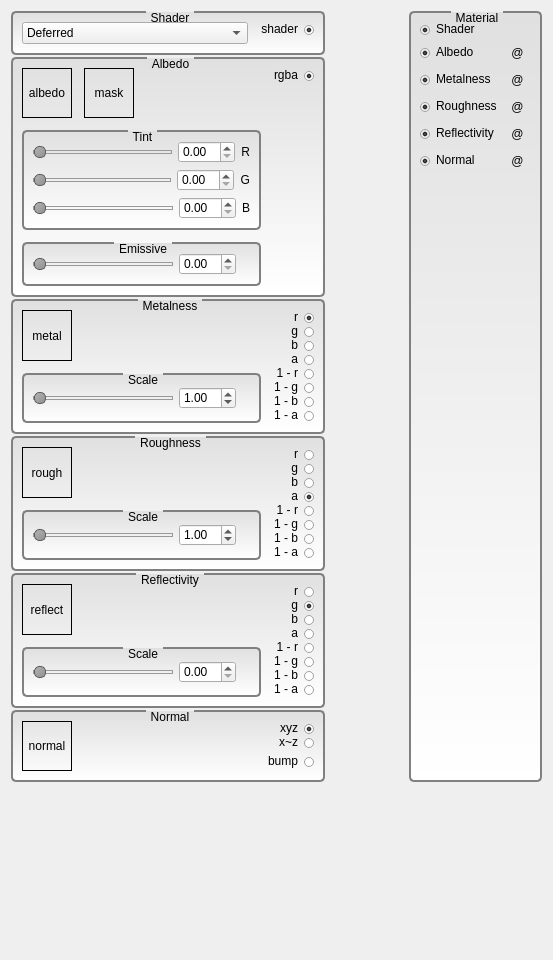
The window that src/plugins/material/materialwidget.ui (pniekamp/datum-studio) describes before a commit, drawn with Qt 5.
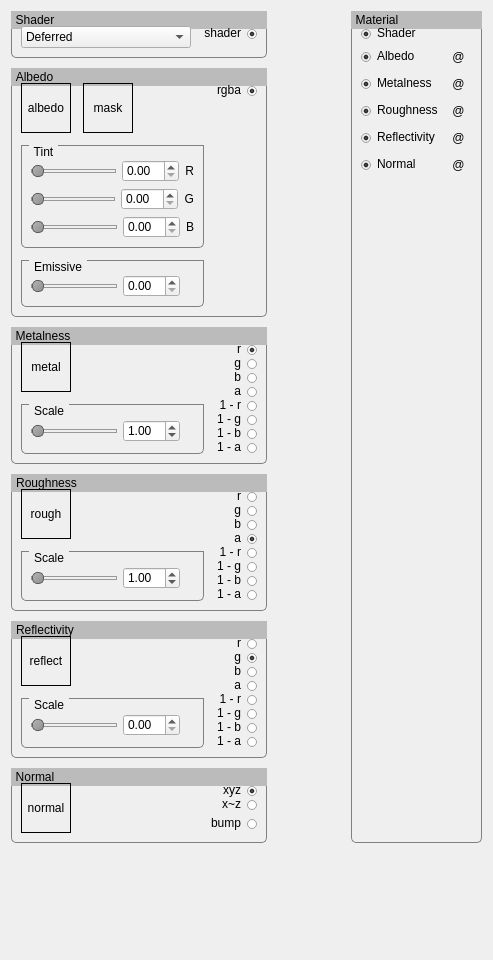
The same window after the commit. Icons and pictures are not drawn. Custom widgets are drawn as their Qt base class.

The edit to the form file:
```diff
--- a/src/plugins/material/materialwidget.ui
+++ b/src/plugins/material/materialwidget.ui
@@ -6,7 +6,7 @@
    <rect>
     <x>0</x>
     <y>0</y>
-    <width>553</width>
+    <width>493</width>
     <height>960</height>
    </rect>
   </property>
@@ -16,17 +16,18 @@
   <property name="styleSheet">
    <string notr="true">QGroupBox
 {
-    background-color: qlineargradient(x1: 0, y1: 0, x2: 0, y2: 1, stop: 0 #E0E0E0, stop: 1 #FFFFFF);
-    border: 2px solid gray;
-    border-radius: 5px;
+    border: 1px solid gray;
+    border-bottom-left-radius: 5px;
+    border-bottom-right-radius: 5px;
     margin-top: 2ex;
 }
 
 QGroupBox::title
 {
+    background: #bbb;
     subcontrol-origin: margin;
-    subcontrol-position: top center;
-    padding: 0 3px;
+    subcontrol-position: top left;
+    padding: 2px 800px 2px 3px;
 }
 
 QSlider
@@ -71,6 +72,9 @@
      </property>
      <item>
       <layout class="QVBoxLayout" name="verticalLayout">
+       <property name="spacing">
+        <number>10</number>
+       </property>
        <item>
         <widget class="QGroupBox" name="Shader">
          <property name="title">
@@ -80,6 +84,9 @@
           <property name="spacing">
            <number>12</number>
           </property>
+          <property name="topMargin">
+           <number>14</number>
+          </property>
           <item>
            <layout class="QVBoxLayout" name="verticalLayout_16">
             <item>
@@ -149,6 +156,9 @@
           <property name="spacing">
            <number>12</number>
           </property>
+          <property name="topMargin">
+           <number>14</number>
+          </property>
           <item>
            <layout class="QVBoxLayout" name="verticalLayout_2">
             <item>
@@ -226,10 +236,23 @@
             </item>
             <item>
              <widget class="QGroupBox" name="groupBox_8">
+              <property name="styleSheet">
+               <string notr="true">QGroupBox::title
+{
+    background: none;
+    subcontrol-origin: margin;
+    subcontrol-position: top left;
+    padding: 0 3px 0 3px;
+    left: 8px;
+}</string>
+              </property>
               <property name="title">
                <string>Tint</string>
               </property>
               <layout class="QVBoxLayout" name="verticalLayout_11">
+               <property name="topMargin">
+                <number>14</number>
+               </property>
                <item>
                 <layout class="QHBoxLayout" name="horizontalLayout_2">
                  <item>
@@ -364,10 +387,23 @@
             </item>
             <item>
              <widget class="QGroupBox" name="groupBox_3">
+              <property name="styleSheet">
+               <string notr="true">QGroupBox::title
+{
+    background: none;
+    subcontrol-origin: margin;
+    subcontrol-position: top left;
+    padding: 0 3px 0 3px;
+    left: 8px;
+}</string>
+              </property>
               <property name="title">
                <string>Emissive</string>
               </property>
               <layout class="QHBoxLayout" name="horizontalLayout_24">
+               <property name="topMargin">
+                <number>14</number>
+               </property>
                <item>
                 <layout class="QHBoxLayout" name="horizontalLayout_27">
                  <item>
@@ -464,6 +500,9 @@
           <property name="spacing">
            <number>12</number>
           </property>
+          <property name="topMargin">
+           <number>14</number>
+          </property>
           <item>
            <layout class="QVBoxLayout" name="verticalLayout_5">
             <item>
@@ -515,10 +554,23 @@
              <layout class="QHBoxLayout" name="horizontalLayout_10">
               <item>
                <widget class="QGroupBox" name="groupBox_5">
+                <property name="styleSheet">
+                 <string notr="true">QGroupBox::title
+{
+    background: none;
+    subcontrol-origin: margin;
+    subcontrol-position: top left;
+    padding: 0 3px 0 3px;
+    left: 8px;
+}</string>
+                </property>
                 <property name="title">
                  <string>Scale</string>
                 </property>
                 <layout class="QVBoxLayout" name="verticalLayout_6">
+                 <property name="topMargin">
+                  <number>14</number>
+                 </property>
                  <item>
                   <layout class="QHBoxLayout" name="horizontalLayout_11">
                    <item>
@@ -735,6 +787,9 @@
           <property name="spacing">
            <number>12</number>
           </property>
+          <property name="topMargin">
+           <number>14</number>
+          </property>
           <item>
            <layout class="QVBoxLayout" name="verticalLayout_8">
             <item>
@@ -786,10 +841,23 @@
              <layout class="QHBoxLayout" name="horizontalLayout_14">
               <item>
                <widget class="QGroupBox" name="groupBox_7">
+                <property name="styleSheet">
+                 <string notr="true">QGroupBox::title
+{
+    background: none;
+    subcontrol-origin: margin;
+    subcontrol-position: top left;
+    padding: 0 3px 0 3px;
+    left: 8px;
+}</string>
+                </property>
                 <property name="title">
                  <string>Scale</string>
                 </property>
                 <layout class="QVBoxLayout" name="verticalLayout_9">
+                 <property name="topMargin">
+                  <number>14</number>
+                 </property>
                  <item>
                   <layout class="QHBoxLayout" name="horizontalLayout_15">
                    <item>
@@ -1009,6 +1077,9 @@
           <property name="spacing">
            <number>12</number>
           </property>
+          <property name="topMargin">
+           <number>14</number>
+          </property>
           <item>
            <layout class="QVBoxLayout" name="verticalLayout_12">
             <item>
@@ -1060,10 +1131,23 @@
              <layout class="QHBoxLayout" name="horizontalLayout_19">
               <item>
                <widget class="QGroupBox" name="groupBox_10">
+                <property name="styleSheet">
+                 <string notr="true">QGroupBox::title
+{
+    background: none;
+    subcontrol-origin: margin;
+    subcontrol-position: top left;
+    padding: 0 3px 0 3px;
+    left: 8px;
+}</string>
+                </property>
                 <property name="title">
                  <string>Scale</string>
                 </property>
                 <layout class="QVBoxLayout" name="verticalLayout_13">
+                 <property name="topMargin">
+                  <number>14</number>
+                 </property>
                  <item>
                   <layout class="QHBoxLayout" name="horizontalLayout_20">
                    <item>
@@ -1280,6 +1364,9 @@
           <property name="spacing">
            <number>12</number>
           </property>
+          <property name="topMargin">
+           <number>14</number>
+          </property>
           <item>
            <layout class="QVBoxLayout" name="verticalLayout_15">
             <item>
@@ -1434,6 +1521,9 @@
         <string>Material</string>
        </property>
        <layout class="QGridLayout" name="gridLayout">
+        <property name="topMargin">
+         <number>14</number>
+        </property>
         <item row="1" column="0">
          <widget class="QRadioButton" name="AlbedoInput">
           <property name="enabled">
@@ -1652,6 +1742,11 @@
   </layout>
  </widget>
  <customwidgets>
+  <customwidget>
+   <class>QcDoubleSpinBox</class>
+   <extends>QDoubleSpinBox</extends>
+   <header>qcdoublespinbox.h</header>
+  </customwidget>
   <customwidget>
    <class>DropLabel</class>
    <extends>QLabel</extends>
@@ -1662,11 +1757,6 @@
    <extends>QSlider</extends>
    <header>qcdoubleslider.h</header>
   </customwidget>
-  <customwidget>
-   <class>QcDoubleSpinBox</class>
-   <extends>QDoubleSpinBox</extends>
-   <header>qcdoublespinbox.h</header>
-  </customwidget>
  </customwidgets>
  <resources>
   <include location="materialplugin.qrc"/>
```
